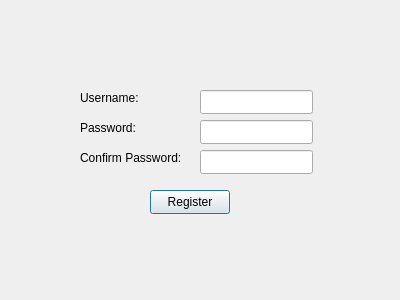
The window that registrationpage.ui (ArtyG-10/data_structures_project) describes before a commit, drawn with Qt 5.
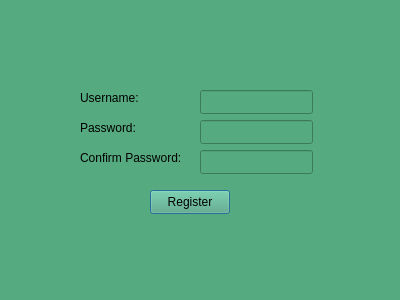
The same window after the commit.

Patch:
```diff
--- a/registrationpage.ui
+++ b/registrationpage.ui
@@ -13,6 +13,10 @@
   <property name="windowTitle">
    <string>Dialog</string>
   </property>
+  <property name="styleSheet">
+   <string notr="true">
+background-color: rgb(85, 170, 127);</string>
+  </property>
   <widget class="QLabel" name="label">
    <property name="geometry">
     <rect>
```
